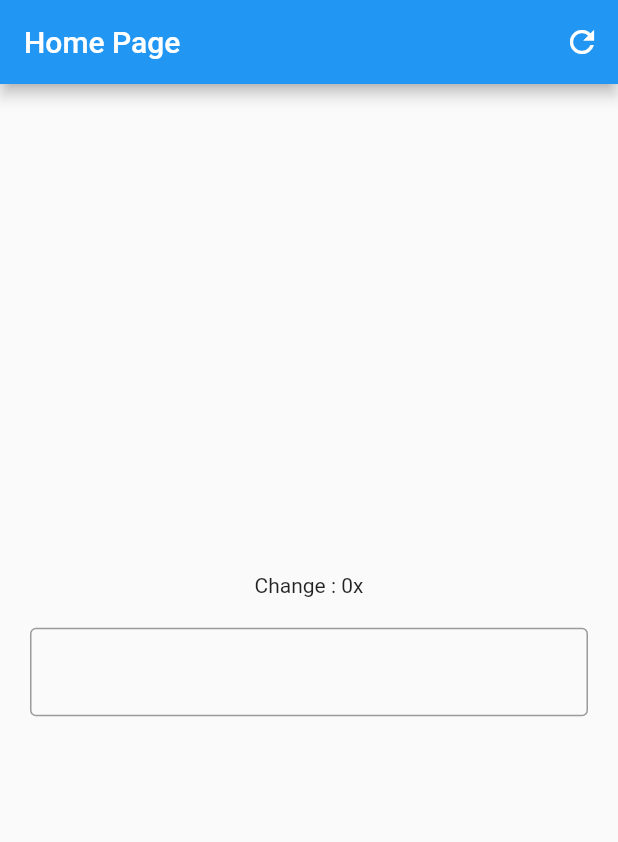
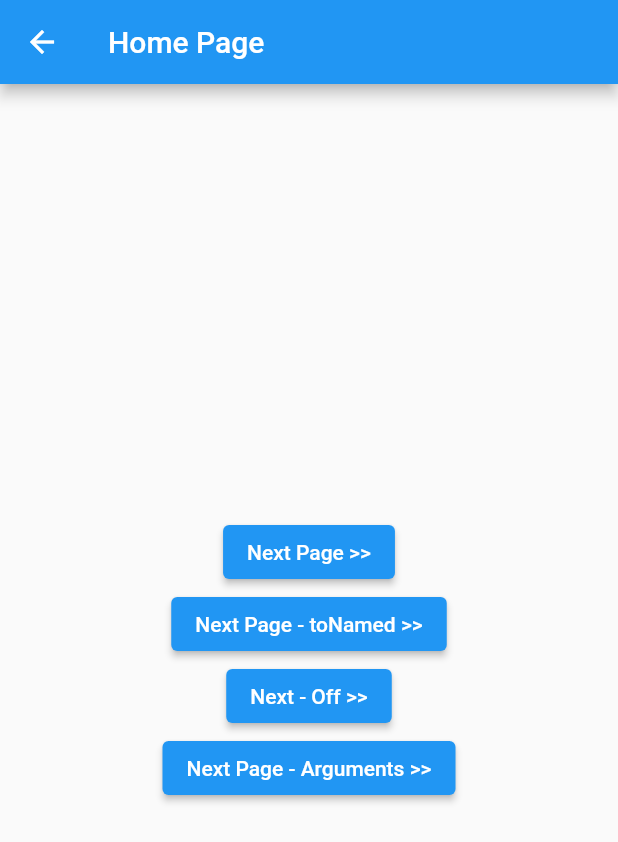
Before and after one commit to 0x1m4o/Flutter-GetX, a Flutter app: the screen it shows after launch, on a phone screen of 412 x 824 dp. Shown: the top 842 px of the screen. Run offline on Flutter 3.47's test engine with Material 2 defaults, Android fonts, the phone set to English and light mode, and no system bars; our stand-ins replace get.

Commit message:
GetX Navigation

```diff
--- /dev/null
+++ b/lib/getx-kuldii/lesson-5/main.dart
@@ -0,0 +1,18 @@
+import 'package:flutter/material.dart';
+import './controllers/count_controller.dart';
+import 'package:get/get.dart';
+import './pages/homepage.dart';
+
+void main() {
+  runApp(MyApp());
+}
+
+class MyApp extends StatelessWidget {
+  final countController = Get.put(CountController());
+  @override
+  Widget build(BuildContext context) {
+    return GetMaterialApp(
+      home: MyHome(),
+    );
+  }
+}
--- /dev/null
+++ b/lib/getx-kuldii/lesson-5/pages/homepage.dart
@@ -0,0 +1,32 @@
+import 'package:flutter/material.dart';
+import '../controllers/count_controller.dart';
+import 'package:get/get.dart';
+
+class MyHome extends StatelessWidget {
+  final countController = Get.find<CountController>();
+  @override
+  Widget build(BuildContext context) {
+    return Scaffold(
+      appBar: AppBar(
+        title: Text('Home Page'),
+        actions: [
+          IconButton(
+              onPressed: () => countController.reset(),
+              icon: Icon(Icons.refresh))
+        ],
+      ),
+      body: Center(
+        child: Column(mainAxisAlignment: MainAxisAlignment.center, children: [
+          Obx(() => Text('Change : ${countController.countChanges}x')),
+          Padding(
+            padding: EdgeInsets.all(20),
+            child: TextField(
+              onChanged: (value) => countController.change(),
+              decoration: InputDecoration(border: OutlineInputBorder()),
+            ),
+          ),
+        ]),
+      ),
+    );
+  }
+}
--- a/lib/main.dart
+++ b/lib/main.dart
@@ -1,18 +1,24 @@
 import 'package:flutter/material.dart';
-import './controllers/count_controller.dart';
+import 'package:flutter_getx/routes/app_routes.dart';
+import 'package:flutter_getx/routes/routes_name.dart';
+import './pages/homepage.dart';
 import 'package:get/get.dart';
-import './pages/homepage.dart';
 
 void main() {
   runApp(MyApp());
 }
 
 class MyApp extends StatelessWidget {
-  final countController = Get.put(CountController());
   @override
   Widget build(BuildContext context) {
     return GetMaterialApp(
       home: MyHome(),
+      // unknownRoute: GetPage(
+      //   name: '/error-page',
+      //   page: () => ErrorPage(),
+      // ),
+      initialRoute: NamesRoute.homepage,
+      getPages: RouteNames.route,
     );
   }
 }
--- a/lib/pages/homepage.dart
+++ b/lib/pages/homepage.dart
@@ -1,32 +1,41 @@
 import 'package:flutter/material.dart';
-import 'package:flutter_getx/controllers/count_controller.dart';
+import 'package:flutter_getx/routes/routes_name.dart';
+import '../pages/second_page.dart';
 import 'package:get/get.dart';
 
 class MyHome extends StatelessWidget {
-  final countController = Get.find<CountController>();
   @override
   Widget build(BuildContext context) {
     return Scaffold(
-      appBar: AppBar(
-        title: Text('Home Page'),
-        actions: [
-          IconButton(
-              onPressed: () => countController.reset(),
-              icon: Icon(Icons.refresh))
-        ],
-      ),
-      body: Center(
-        child: Column(mainAxisAlignment: MainAxisAlignment.center, children: [
-          Obx(() => Text('Change : ${countController.countChanges}x')),
-          Padding(
-            padding: EdgeInsets.all(20),
-            child: TextField(
-              onChanged: (value) => countController.change(),
-              decoration: InputDecoration(border: OutlineInputBorder()),
-            ),
+        appBar: AppBar(
+          title: Text('Home Page'),
+        ),
+        body: Container(
+          width: double.infinity,
+          child: Column(
+            mainAxisAlignment: MainAxisAlignment.center,
+            crossAxisAlignment: CrossAxisAlignment.center,
+            children: [
+              ElevatedButton(
+                  onPressed: () => Get.to(
+                        () => SecondPage(),
+                      ),
+                  child: Text('Next Page >>')),
+              ElevatedButton(
+                  onPressed: () => Get.toNamed(NamesRoute.secondPage),
+                  child: Text('Next Page - toNamed >>')),
+              ElevatedButton(
+                  onPressed: () => Get.off(SecondPage()),
+                  child: Text('Next - Off >>')),
+              ElevatedButton(
+                  onPressed: () async {
+                    var data = await Get.to(() => SecondPage(),
+                        arguments: 'This is Args from Home Page');
+                    print(data);
+                  },
+                  child: Text('Next Page - Arguments >>')),
+            ],
           ),
-        ]),
-      ),
-    );
+        ));
   }
 }
--- /dev/null
+++ b/lib/routes/app_routes.dart
@@ -0,0 +1,28 @@
+import 'package:flutter_getx/routes/routes_name.dart';
+
+import '../pages/homepage.dart';
+import '../pages/second_page.dart';
+import '../pages/third_page.dart';
+import '../pages/fourth_page.dart';
+import 'package:get/get.dart';
+
+class RouteNames {
+  static final route = [
+    GetPage(
+      name: NamesRoute.homepage,
+      page: () => MyHome(),
+    ),
+    GetPage(
+      name: NamesRoute.secondPage,
+      page: () => SecondPage(),
+    ),
+    GetPage(
+      name: NamesRoute.thirdPage,
+      page: () => ThirdPage(),
+    ),
+    GetPage(
+      name: NamesRoute.fourthPage,
+      page: () => FourthPage(),
+    ),
+  ];
+}
--- /dev/null
+++ b/lib/routes/routes_name.dart
@@ -0,0 +1,6 @@
+abstract class NamesRoute {
+  static const homepage = '/homepage';
+  static const secondPage = '/page-2';
+  static const thirdPage = '/page-3';
+  static const fourthPage = '/page-4';
+}
```
Also changed, not shown: lib/pages/fourth_page.dart (added, +24 -0 lines), lib/pages/second_page.dart (added, +39 -0 lines), lib/pages/third_page.dart (added, +32 -0 lines), lib/getx-kuldii/lesson-4/pages/homepage.dart (line endings or trailing spaces), lib/getx-kuldii/lesson-5/controllers/count_controller.dart (renamed from lib/controllers/count_controller.dart).
